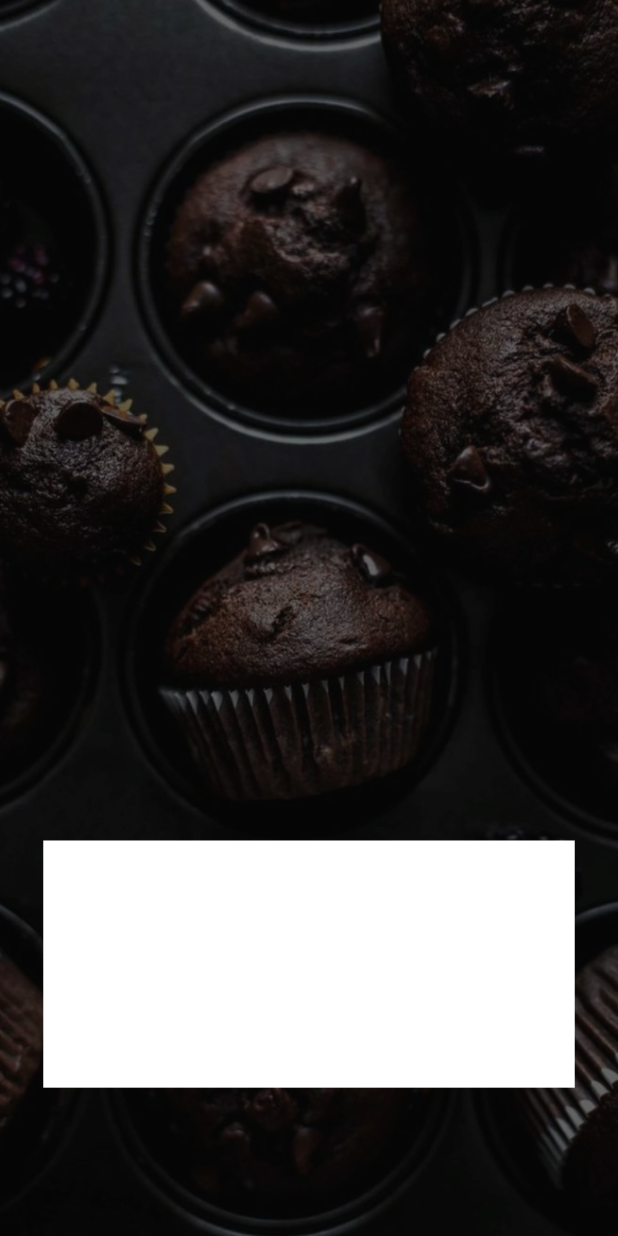
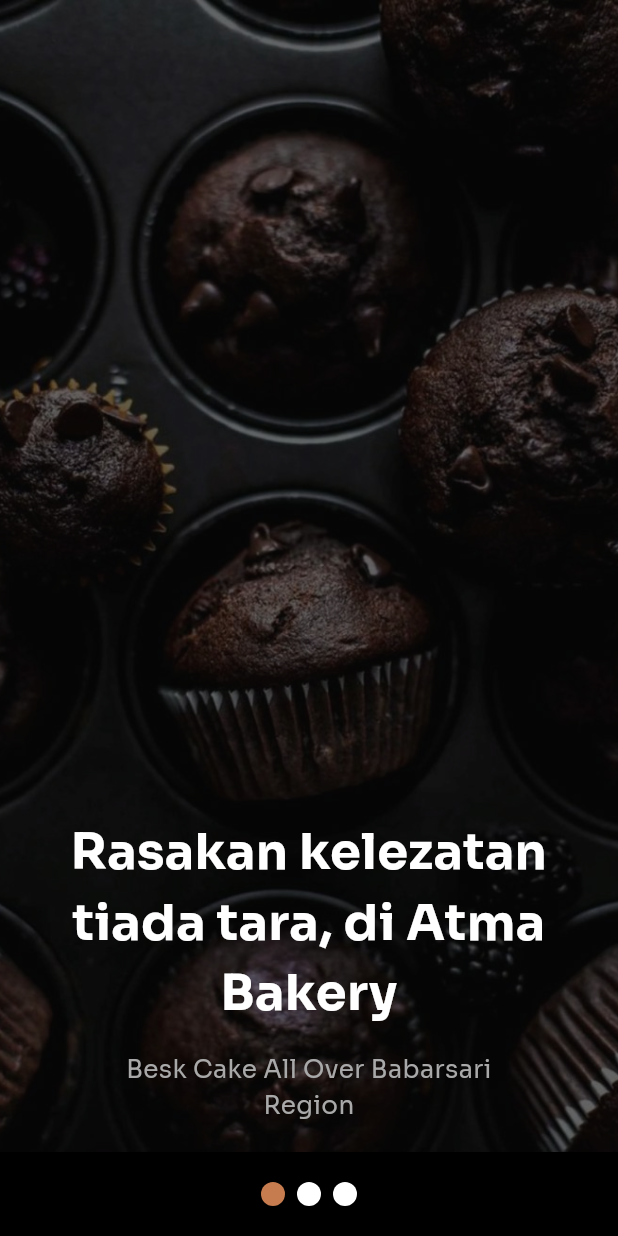
Before and after one commit to WIBU1234/atmabakerymobile, a Flutter app: the screen it shows after launch, on a phone screen of 412 x 824 dp. Run offline on Flutter 3.47's test engine with Material 3 defaults, Android fonts, the phone set to English and light mode, and no system bars; drawn by our look-alikes of smooth_page_indicator.

Commit message:
BoardingPageKelar

```diff
--- /dev/null
+++ b/lib/anotherComponent/onboardingComponent/OnBoardingList.dart
@@ -0,0 +1,26 @@
+import 'package:atmabakerymobile/anotherComponent/onboardingComponent/OnBoardingModel.dart';
+
+class OnBoardingItems{
+  List<OnBoarding_Info> items = [
+    OnBoarding_Info(
+      title: 'Rasakan kelezatan tiada tara, di Atma Bakery',
+      desc1: 'Besk Cake All Over Babarsari',
+      desc2: 'Region',
+      image: 'assets/images/Cupbrownies.jpeg',
+    ),
+
+    OnBoarding_Info(
+      title: 'Anda dapat melakukan pemesanan kapanpun dimanapun',
+      desc1: 'Tersedia aneka varian cake',
+      desc2: 'terkenal!!!',
+      image: 'assets/images/Triple Chocolate Muffins.jpeg',
+    ),
+
+    OnBoarding_Info(
+      title: 'Lakukan pemesanan Anda hanya di Atma Bakery',
+      desc1: 'Reach us soon',
+      desc2: '',
+      image: 'assets/images/Fudgy Brown Butter Brownies - Butternut Bakery.jpeg',
+    ),
+  ];
+}
--- /dev/null
+++ b/lib/anotherComponent/onboardingComponent/OnBoardingModel.dart
@@ -0,0 +1,8 @@
+class OnBoarding_Info {
+  String title;
+  String desc1;
+  String? desc2;
+  String image;
+
+  OnBoarding_Info({required this.title, required this.desc1, this.desc2, required this.image});
+}
--- /dev/null
+++ b/lib/pageLauncher/pageLauncher.dart
@@ -0,0 +1,11 @@
+// MODULES IMPORT
+import 'package:flutter/material.dart';
+
+// VIEW TO LAUNCH
+import 'package:atmabakerymobile/view/generalView/onBoarding.dart';
+
+class PageLauncher{
+  void pushOnBoardingPage(BuildContext context){
+    Navigator.push(context, MaterialPageRoute(builder: (_) => const OnBoarding()));
+  }
+}
--- a/lib/view/generalView/onBoarding.dart
+++ b/lib/view/generalView/onBoarding.dart
@@ -1,13 +1,17 @@
 import 'package:flutter/material.dart';
+import 'package:atmabakerymobile/anotherComponent/onboardingComponent/OnBoardingList.dart';
+import 'package:smooth_page_indicator/smooth_page_indicator.dart';
 
 class OnBoarding extends StatefulWidget {
-  const OnBoarding({Key? key}) : super(key: key);
+  const OnBoarding({super.key});
 
   @override
   State<OnBoarding> createState() => _OnBoardingState();
 }
 
 class _OnBoardingState extends State<OnBoarding> {
+  final controller = OnBoardingItems();
+  final pageController = PageController();
 
   @override
   Widget build(BuildContext context){
@@ -15,12 +19,38 @@
     double screenHeight = MediaQuery.of(context).size.height;
 
     return Scaffold(
+      bottomSheet: Container(
+        padding: const EdgeInsets.symmetric(horizontal: 20, vertical: 20),
+        color: Colors.black.withOpacity(1),
+
+        child: Row(
+          mainAxisAlignment: MainAxisAlignment.center,
+          children: [
+            SmoothPageIndicator(
+              controller: pageController,
+              count: controller.items.length,
+              effect: const WormEffect(
+                dotColor: Colors.white,
+                activeDotColor: Color(0xFFC67C4E),
+              ),
+            )
+          ],
+        ),
+      ),
+
       body: Container(
+        child: PageView.builder(
+          itemCount: controller.items.length,
+          controller: pageController,
+
+          itemBuilder: (context, index){
+            return Container(
               width: screenWidth,
               height: screenHeight,
-        decoration: const BoxDecoration(
+              decoration: BoxDecoration(
                 image: DecorationImage(
-            image: AssetImage('assets/images/Cupbrownies.jpeg'),
+                  // image: AssetImage('assets/images/Cupbrownies.jpeg'),
+                  image: AssetImage(controller.items[index].image),
                   fit: BoxFit.cover,
                 ),
               ),
@@ -44,27 +74,75 @@
                     crossAxisAlignment: CrossAxisAlignment.center,
                     children: [
                       Padding(
-                  padding: EdgeInsets.only(bottom: screenHeight * 0.12),
-
-                  child: Container(
-                    width: screenWidth * 0.86,
-                    height: screenHeight * 0.2,
+                        padding: EdgeInsets.only(bottom: screenHeight * 0.09),
+                        child: Column(
+                          children: [
+                            Text(
+                              // 'Rasakan kelezatan tiada tara, di Atma Bakery',
+                              controller.items[index].title,
+                              textAlign: TextAlign.center,
+                              style: TextStyle(
+                                fontFamily: 'Sora',
                                 color: Colors.white,
+                                fontSize: screenWidth * 0.08,
+                                fontWeight: FontWeight.bold),
                             ),
 
+                            SizedBox(height: screenHeight * 0.02),
 
-                  // child: const Text(
-                  //   'Asu Koe',
-                  //   style: TextStyle(
-                  //     color: Colors.white
-                  //   ),
-                  // ),
+                            Text(
+                              // 'Best Cake All Over Babarsari',
+                              controller.items[index].desc1,
+                              textAlign: TextAlign.center,
+                              style: TextStyle(
+                                fontFamily: 'Sora',
+                                color: const Color(0xFFA9A9A9),
+                                fontSize: screenWidth * 0.04),
+                            ),
+
+                            Text(
+                              // 'Region',
+                              controller.items[index].desc2!,
+                              textAlign: TextAlign.center,
+                              style: TextStyle(
+                                fontFamily: 'Sora',
+                                color: const Color(0xFFA9A9A9),
+                                fontSize: screenWidth * 0.04),
+                            ),
+
+                            if(index == 2)
+                              SizedBox(
+                                width: screenWidth * 0.8,
+                                child: ElevatedButton(
+                                  style: ElevatedButton.styleFrom(
+                                    backgroundColor: const Color(0xFFC67C4E),
+                                    shape: RoundedRectangleBorder(
+                                      borderRadius: BorderRadius.circular(10),
+                                    ),
+                                  ),
+
+                                  onPressed: () {
+                                    Navigator.pushReplacementNamed(context, '/login');
+                                  },
+
+                                  child: const Text(
+                                    'Get Started',
+                                    style: TextStyle(
+                                      fontFamily: 'Sora',
+                                      color: Colors.white,
+                                    )),
+                                ),
+                              )
+                          ],
+                        ),
                       ),
                     ],
                   ),
-
                 ),
               )
+            );
+          }, //HERE
+        ),
       )
     );
   }
--- a/pubspec.yaml
+++ b/pubspec.yaml
@@ -16,6 +16,9 @@
   flutter_riverpod: ^2.5.1
 
   http: ^1.2.1
+  google_fonts: ^6.1.0
+
+  smooth_page_indicator: ^1.1.0
 
 dev_dependencies:
   flutter_test:
@@ -32,4 +35,4 @@
       fonts:
         - asset: assets/fonts/Sora-Regular.ttf
         - asset: assets/fonts/Sora-Bold.ttf
-          weight: 700
+          weight: 600
```
Also changed, not shown: pubspec.lock, 1 other file. Lines whose indentation alone changed are shown as unchanged.
